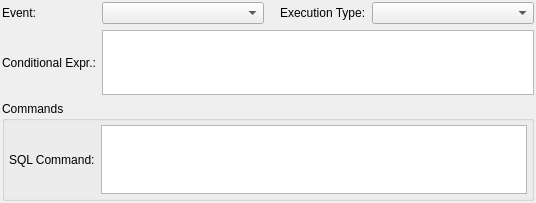
This is libs/libgui/ui/dbobjects/rulewidget.ui in pgmodeler/pgmodeler as Qt 5 draws it before an edit. The edited form follows.
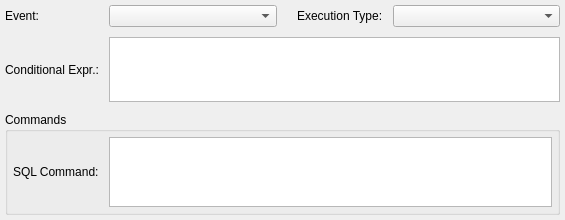
This is the edited form.

```diff
--- a/libs/libgui/ui/dbobjects/rulewidget.ui
+++ b/libs/libgui/ui/dbobjects/rulewidget.ui
@@ -6,8 +6,8 @@
    <rect>
     <x>0</x>
     <y>0</y>
-    <width>536</width>
-    <height>203</height>
+    <width>565</width>
+    <height>220</height>
    </rect>
   </property>
   <property name="minimumSize">
@@ -18,19 +18,19 @@
   </property>
   <layout class="QGridLayout" name="rule_grid">
    <property name="leftMargin">
-    <number>2</number>
+    <number>5</number>
    </property>
    <property name="topMargin">
-    <number>2</number>
+    <number>5</number>
    </property>
    <property name="rightMargin">
-    <number>2</number>
+    <number>5</number>
    </property>
    <property name="bottomMargin">
-    <number>2</number>
+    <number>5</number>
    </property>
    <property name="spacing">
-    <number>6</number>
+    <number>10</number>
    </property>
    <item row="0" column="0">
     <widget class="QLabel" name="event_lbl">
@@ -159,19 +159,19 @@
      </property>
      <layout class="QGridLayout" name="gridLayout">
       <property name="leftMargin">
-       <number>4</number>
+       <number>5</number>
       </property>
       <property name="topMargin">
-       <number>4</number>
+       <number>5</number>
       </property>
       <property name="rightMargin">
-       <number>4</number>
+       <number>5</number>
       </property>
       <property name="bottomMargin">
-       <number>4</number>
+       <number>5</number>
       </property>
       <property name="spacing">
-       <number>6</number>
+       <number>10</number>
       </property>
       <item row="0" column="0">
        <widget class="QLabel" name="comando_lbl">
```
